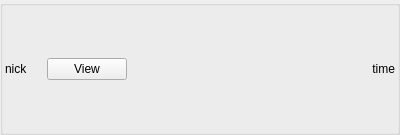
The window that src/yappari-application/Gui/ui/chatimageitem.ui (agamez/yappari) describes before a commit, drawn with Qt 5.
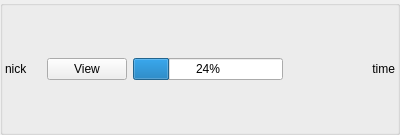
The same window after the commit.

The edit to the form file:
```diff
--- a/src/yappari-application/Gui/ui/chatimageitem.ui
+++ b/src/yappari-application/Gui/ui/chatimageitem.ui
@@ -72,13 +72,26 @@
        </widget>
       </item>
       <item>
-       <spacer name="horizontalSpacer">
+       <widget class="QProgressBar" name="progressBar">
+        <property name="minimumSize">
+         <size>
+          <width>150</width>
+          <height>0</height>
+         </size>
+        </property>
+        <property name="value">
+         <number>24</number>
+        </property>
+       </widget>
+      </item>
+      <item>
+       <spacer name="horizontalSpacer_2">
         <property name="orientation">
          <enum>Qt::Horizontal</enum>
         </property>
         <property name="sizeHint" stdset="0">
          <size>
-          <width>98</width>
+          <width>40</width>
           <height>20</height>
          </size>
         </property>
```
